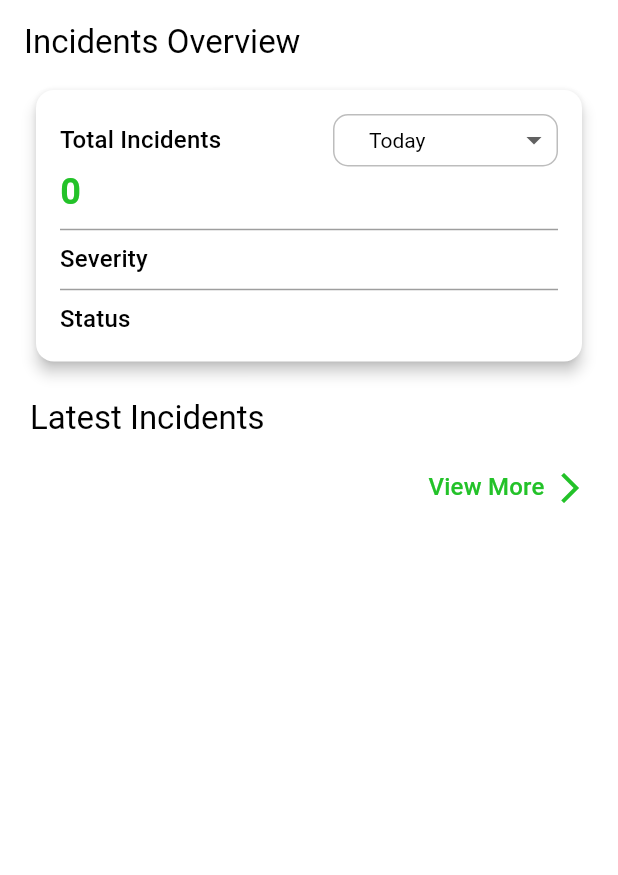
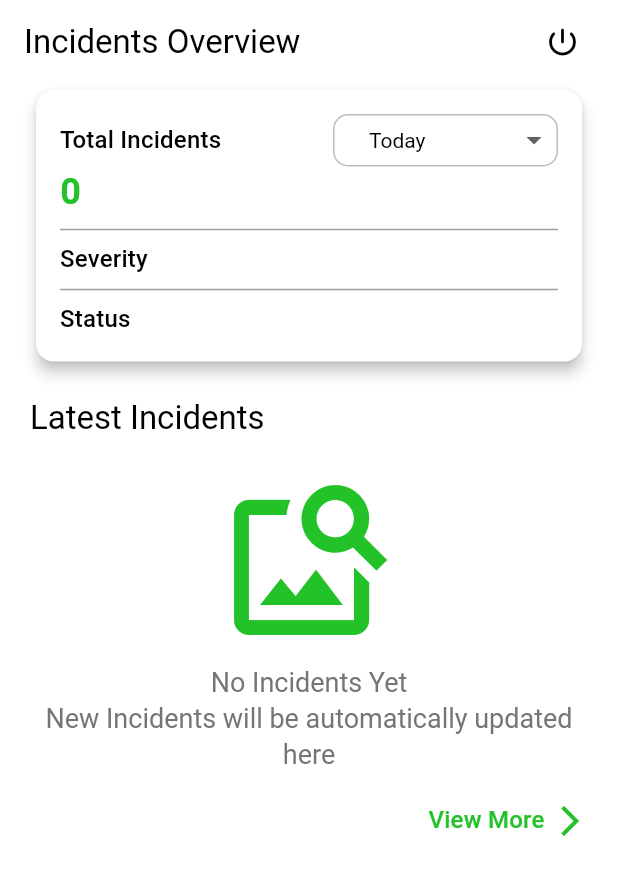
Before and after one commit to Coder-Manuel/basigo_dirt, a Flutter app: the IncidentsOverviewPage screen opened by its route, after a tap on "View More", on a phone screen of 412 x 824 dp. Shown: the top 875 px of the screen. Run offline on Flutter 3.47's test engine with Material 3 defaults, Android fonts, the phone set to English and light mode, and no system bars; our stand-ins replace cloud_firestore, dartz, dropdown_button2, firebase_auth, firebase_core, flutter_easyloading and 8 more; missing offline and left inert: observe_internet_connectivity, ribbon_widget; accounts and stored records are empty.

Commit message:
perf(chore): update app icons

```diff
--- a/lib/core/middlewares/auth.middleware.dart
+++ b/lib/core/middlewares/auth.middleware.dart
@@ -10,6 +10,7 @@ class AuthGuardMiddleware extends GetMiddleware {
 
   @override
   RouteSettings? redirect(String? route) {
+    if (Get.currentRoute != LoginPage.route) {
       final userUsecase = CurrentUserUseCase();
 
       if (userUsecase.user == null) {
@@ -20,6 +21,7 @@ class AuthGuardMiddleware extends GetMiddleware {
 
         return RouteSettings(name: LoginPage.route);
       }
+    }
 
     return null;
   }
--- a/lib/modules/auth/data/sources/local_auth.dts.dart
+++ b/lib/modules/auth/data/sources/local_auth.dts.dart
@@ -4,6 +4,7 @@ import 'package:hive/hive.dart';
 abstract class LocalAuthDataSource {
   Future<void> saveUser(UserModel user);
   UserModel? get currentUser;
+  Future<void> clearUser();
 }
 
 class LocalAuthDTSImpl extends LocalAuthDataSource {
@@ -31,4 +32,9 @@ class LocalAuthDTSImpl extends LocalAuthDataSource {
     await userBox.clear();
     return userBox.put('currentUser', user.toJson);
   }
+
+  @override
+  Future<void> clearUser() {
+    return userBox.clear();
+  }
 }
--- a/lib/modules/auth/data/sources/remote_auth_dts.dart
+++ b/lib/modules/auth/data/sources/remote_auth_dts.dart
@@ -8,6 +8,7 @@ abstract class RemoteAuthDataSource {
     required String password,
   });
   Future<UserModel?> fetchUserById(String id);
+  Future<void> logout();
   User? get currentUser;
 }
 
@@ -39,4 +40,9 @@ class RemoteAuthDTSImpl implements RemoteAuthDataSource {
 
   @override
   User? get currentUser => auth.currentUser;
+
+  @override
+  Future<void> logout() {
+    return auth.signOut();
+  }
 }
--- a/lib/modules/auth/domain/repositories/auth.repository.dart
+++ b/lib/modules/auth/domain/repositories/auth.repository.dart
@@ -7,5 +7,6 @@ abstract class AuthRepository {
     required String password,
   });
   Future<RepoReponse<User?>> fetchUser(String id);
+  Future<RepoReponse<void>> logout();
   User? get currentUser;
 }
--- /dev/null
+++ b/lib/modules/auth/domain/usecases/logout.usecase.dart
@@ -0,0 +1,15 @@
+import 'dart:async';
+
+import 'package:basigo_dirt/core/types/repo_reponse.type.dart';
+import 'package:basigo_dirt/core/usecase/usecase.dart';
+import 'package:basigo_dirt/modules/auth/domain/repositories/auth.repository.dart';
+import 'package:get/get.dart';
+
+class LogoutUseCase implements UseCase<void, Type?> {
+  final authRepository = Get.find<AuthRepository>();
+
+  @override
+  FutureOr<RepoReponse<void>> call(_) {
+    return authRepository.logout();
+  }
+}
--- a/lib/modules/auth/presentation/controllers/login.controller.dart
+++ b/lib/modules/auth/presentation/controllers/login.controller.dart
@@ -1,7 +1,7 @@
 import 'package:basigo_dirt/core/widgets/app_snackbar.dart';
 import 'package:basigo_dirt/core/widgets/loader.dart';
 import 'package:basigo_dirt/modules/auth/domain/usecases/login.usecase.dart';
-import 'package:basigo_dirt/modules/incident/presentation/pages/insidents_overview_page.dart';
+import 'package:basigo_dirt/modules/incident/presentation/pages/incidents_overview_page.dart';
 import 'package:flutter/material.dart';
 import 'package:get/get.dart';
 
@@ -21,7 +21,7 @@ class LoginController extends GetxController {
   Future<void> login() async {
     if (formKey.currentState?.validate() == true) {
       Loader.show('Verifying...');
-      final response = await loginUsecase.call(
+      final response = await loginUsecase(
         (
           email: emailCTRL.text.trim(),
           password: passwordCTRL.text.trim(),
--- a/lib/modules/auth/presentation/controllers/splash_page.controller.dart
+++ b/lib/modules/auth/presentation/controllers/splash_page.controller.dart
@@ -1,6 +1,6 @@
 import 'package:basigo_dirt/modules/auth/domain/usecases/current_user.usecase.dart';
 import 'package:basigo_dirt/modules/auth/presentation/pages/login.page.dart';
-import 'package:basigo_dirt/modules/incident/presentation/pages/insidents_overview_page.dart';
+import 'package:basigo_dirt/modules/incident/presentation/pages/incidents_overview_page.dart';
 import 'package:get/get.dart';
 
 class SplashPageController extends GetxController {
--- /dev/null
+++ b/lib/modules/auth/presentation/widgets/logout_button.dart
@@ -0,0 +1,31 @@
+import 'package:basigo_dirt/core/widgets/app_snackbar.dart';
+import 'package:basigo_dirt/core/widgets/loader.dart';
+import 'package:basigo_dirt/modules/auth/domain/usecases/logout.usecase.dart';
+import 'package:basigo_dirt/modules/auth/presentation/pages/login.page.dart';
+import 'package:flutter/material.dart';
+import 'package:get/get.dart';
+
+class LogoutButton extends StatelessWidget {
+  const LogoutButton({super.key});
+
+  @override
+  Widget build(BuildContext context) {
+    return GestureDetector(
+      onTap: () async {
+        final logoutUseCase = LogoutUseCase();
+        Loader.show('Clearing Info...');
+        final response = await logoutUseCase(null);
+        Loader.dismiss();
+        response.fold((ex) {
+          AppSnackBar.show(ex.message, status: SnackBarStatus.error);
+        }, (_) {
+          Get.offAllNamed(LoginPage.route);
+        });
+      },
+      child: const Padding(
+        padding: EdgeInsets.only(right: 25),
+        child: Icon(Icons.power_settings_new_rounded),
+      ),
+    );
+  }
+}
--- a/lib/modules/incident/data/sources/remote_incident.dts.dart
+++ b/lib/modules/incident/data/sources/remote_incident.dts.dart
@@ -58,7 +58,7 @@ class RemoteIncidentDTSImpl extends RemoteIncidentDataSource {
     if (startDate != null) {
       query = query.where(
         'createdAt',
-        isGreaterThanOrEqualTo: Timestamp.fromDate(startDate),
+        isGreaterThanOrEqualTo: startDate.toIso8601String(),
       );
     }
 
--- a/lib/modules/incident/incident.bindings.dart
+++ b/lib/modules/incident/incident.bindings.dart
@@ -14,12 +14,16 @@ class IncidentBindings extends Bindings {
       () async => await LocalIncidentDTSImpl().init(),
       permanent: true,
     );
-    Get.lazyPut<RemoteIncidentDataSource>(() => RemoteIncidentDTSImpl());
+    Get.lazyPut<RemoteIncidentDataSource>(
+      () => RemoteIncidentDTSImpl(),
+      fenix: true,
+    );
     Get.lazyPut<IncidentRepository>(
       () => IncidentRepositoryImpl(
         localDataSource: Get.find<LocalIncidentDataSource>(),
         remoteDataSource: Get.find<RemoteIncidentDataSource>(),
       ),
+      fenix: true,
     );
 
     Get.lazyPut(() => DriverIncidentsController(), fenix: true);
--- a/lib/modules/incident/incident.routes.dart
+++ b/lib/modules/incident/incident.routes.dart
@@ -2,7 +2,7 @@ import 'package:basigo_dirt/core/middlewares/auth.middleware.dart';
 import 'package:basigo_dirt/modules/incident/presentation/middlewares/dispatch_guard.middleware.dart';
 import 'package:basigo_dirt/modules/incident/presentation/pages/create_incident.page.dart';
 import 'package:basigo_dirt/modules/incident/presentation/pages/driver_incidents_page.dart';
-import 'package:basigo_dirt/modules/incident/presentation/pages/insidents_overview_page.dart';
+import 'package:basigo_dirt/modules/incident/presentation/pages/incidents_overview_page.dart';
 import 'package:get/get.dart';
 
 class IncidentRoutes {
--- a/lib/modules/incident/presentation/controllers/create_incident.controller.dart
+++ b/lib/modules/incident/presentation/controllers/create_incident.controller.dart
@@ -45,7 +45,7 @@ class CreateIncidentController extends GetxController {
   Future<void> reportIncident() async {
     if (formKey.currentState?.validate() == true) {
       Loader.show('Reporting Incident...');
-      final response = await createIncidentUsecase.call(
+      final response = await createIncidentUsecase(
         IncidentModel(
           title: titleCTRL.text.trim(),
           severity: severity.value!,
--- a/lib/modules/incident/presentation/controllers/driver_incidents.controller.dart
+++ b/lib/modules/incident/presentation/controllers/driver_incidents.controller.dart
@@ -1,5 +1,4 @@
 import 'dart:async';
-
 import 'package:basigo_dirt/core/widgets/app_snackbar.dart';
 import 'package:basigo_dirt/modules/auth/domain/usecases/current_user.usecase.dart';
 import 'package:basigo_dirt/modules/incident/domain/entities/incident.entity.dart';
@@ -14,14 +13,18 @@ class DriverIncidentsController extends GetxController with StateMixin<bool> {
 
   StreamSubscription<List<Incident>>? _incidentSubscription;
 
-  Future<void> getIncidents() async {
+  Future<void> getIncidents({bool reload = false}) async {
+    if (!reload && _incidentSubscription != null) {
+      return;
+    }
+
     if (_incidentSubscription != null) {
       _dispose();
     }
     await Future.delayed(Duration.zero);
     change(false, status: RxStatus.loading());
 
-    final response = incidentsStreamUseCase.call(userUseCase.user);
+    final response = incidentsStreamUseCase(userUseCase.user);
     response.fold((ex) {
       AppSnackBar.show(ex.message, status: SnackBarStatus.info);
     }, (stream) {
--- a/lib/modules/incident/presentation/controllers/incident_overview.controller.dart
+++ b/lib/modules/incident/presentation/controllers/incident_overview.controller.dart
@@ -26,7 +26,7 @@ class IncidentOverviewController extends GetxController with StateMixin<bool> {
   Future<void> getIncidentAnalysis() async {
     await Future.delayed(Duration.zero);
     change(false, status: RxStatus.loading());
-    final response = await getIncidentAnalysisUseCase.call(
+    final response = await getIncidentAnalysisUseCase(
       analysisFilter.value,
     );
     change(false, status: RxStatus.success());
@@ -39,7 +39,7 @@ class IncidentOverviewController extends GetxController with StateMixin<bool> {
 
   Future<void> updateIncident(Incident incident) async {
     Loader.show('Updating...');
-    final response = await updateIncidentUseCase.call(
+    final response = await updateIncidentUseCase(
       IncidentModel.fromEntity(incident).copyWith(
         dispatch: userUseCase.user,
         status: incidentStatus.value,
--- a/lib/modules/incident/presentation/middlewares/dispatch_guard.middleware.dart
+++ b/lib/modules/incident/presentation/middlewares/dispatch_guard.middleware.dart
@@ -6,7 +6,7 @@ import 'package:get/get.dart';
 
 class DispatchGuardMiddleware extends GetMiddleware {
   @override
-  int? get priority => 1;
+  int? get priority => 2;
 
   @override
   RouteSettings? redirect(String? route) {
--- a/lib/modules/incident/presentation/pages/insidents_overview_page.dart
+++ b/lib/modules/incident/presentation/pages/incidents_overview_page.dart
@@ -1,9 +1,9 @@
 import 'package:basigo_dirt/core/utils/size.util.dart';
-import 'package:basigo_dirt/modules/incident/presentation/controllers/driver_incidents.controller.dart';
+import 'package:basigo_dirt/modules/auth/presentation/widgets/logout_button.dart';
 import 'package:basigo_dirt/modules/incident/presentation/controllers/incident_overview.controller.dart';
 import 'package:basigo_dirt/modules/incident/presentation/pages/driver_incidents_page.dart';
 import 'package:basigo_dirt/modules/incident/presentation/widgets/incident_analytics_card.dart';
-import 'package:basigo_dirt/modules/incident/presentation/widgets/incident_item_card.dart';
+import 'package:basigo_dirt/modules/incident/presentation/widgets/latest_incidents_view.dart';
 import 'package:flutter/material.dart';
 import 'package:get/get.dart';
 
@@ -17,6 +17,7 @@ class IncidentsOverviewPage extends GetView<IncidentOverviewController> {
       appBar: AppBar(
         automaticallyImplyLeading: false,
         title: const Text('Incidents Overview'),
+        actions: const [LogoutButton()],
       ),
       body: Padding(
         padding: const EdgeInsets.symmetric(horizontal: 20),
@@ -34,18 +35,7 @@ class IncidentsOverviewPage extends GetView<IncidentOverviewController> {
                 ),
               ),
             ),
-            GetBuilder<DriverIncidentsController>(
-              builder: (ctrl) {
-                ctrl.getIncidents();
-                final list = ctrl.incidents.take(2).toList();
-                return SliverList.builder(
-                  itemCount: list.length,
-                  itemBuilder: (_, i) {
-                    return IncidentItemCard(incident: list[i]);
-                  },
-                );
-              },
-            ),
+            const LatestIncidentsView(),
             SliverToBoxAdapter(
               child: Padding(
                 padding: const EdgeInsets.only(top: 20),
--- /dev/null
+++ b/lib/modules/incident/presentation/widgets/latest_incidents_view.dart
@@ -0,0 +1,40 @@
+import 'package:basigo_dirt/core/widgets/loading_shimmer.dart';
+import 'package:basigo_dirt/core/widgets/retry_widget.dart';
+import 'package:basigo_dirt/modules/incident/presentation/controllers/driver_incidents.controller.dart';
+import 'package:basigo_dirt/modules/incident/presentation/widgets/incident_item_card.dart';
+import 'package:basigo_dirt/modules/incident/presentation/widgets/no_incidemts_plaholder.dart';
+import 'package:flutter/material.dart';
+import 'package:get/get.dart';
+
+class LatestIncidentsView extends GetView<DriverIncidentsController> {
+  const LatestIncidentsView({super.key});
+
+  @override
+  Widget build(BuildContext context) {
+    return FutureBuilder(
+      future: controller.getIncidents(),
+      builder: (_, __) {
+        final list = controller.incidents.take(2).toList();
+        return controller.obx(
+          (_) {
+            return SliverList.builder(
+              itemCount: list.length,
+              itemBuilder: (_, i) {
+                return IncidentItemCard(incident: list[i]);
+              },
+            );
+          },
+          onLoading: const SliverToBoxAdapter(child: LoadingShimmer(length: 1)),
+          onEmpty: const SliverToBoxAdapter(
+            child: NoIncidentsPlaceholder(topMargin: 20),
+          ),
+          onError: (e) => SliverToBoxAdapter(
+            child: RetryWidget(
+              onRetry: () => controller.getIncidents(reload: true),
+            ),
+          ),
+        );
+      },
+    );
+  }
+}
--- a/lib/modules/incident/presentation/widgets/no_incidemts_plaholder.dart
+++ b/lib/modules/incident/presentation/widgets/no_incidemts_plaholder.dart
@@ -3,14 +3,17 @@ import 'package:flutter/material.dart';
 import 'package:get/get.dart';
 
 class NoIncidentsPlaceholder extends StatelessWidget {
+  final double topMargin;
+
   const NoIncidentsPlaceholder({
     super.key,
+    this.topMargin = 150,
   });
 
   @override
   Widget build(BuildContext context) {
     return Padding(
-      padding: const EdgeInsets.only(top: 150),
+      padding: EdgeInsets.only(top: topMargin),
       child: Column(
         children: [
           Row(
@@ -25,8 +28,9 @@ class NoIncidentsPlaceholder extends StatelessWidget {
           ),
           10.h,
           Text(
-            'No Incidents Yet',
-            style: Get.textTheme.headlineSmall,
+            'No Incidents Yet\nNew Incidents will be automatically updated here',
+            textAlign: TextAlign.center,
+            style: Get.textTheme.headlineSmall?.copyWith(fontSize: 18),
           ),
         ],
       ),
```
Also changed, not shown: lib/modules/auth/data/repositores/auth.respository_impl.dart (+18 -1 lines), lib/modules/incident/presentation/pages/driver_incidents_page.dart (+10 -1 lines). Lines whose indentation alone changed are shown as unchanged.
